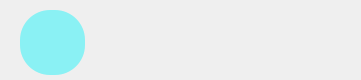
Old version of the form client_ui/frienditem.ui in the repository Polarbear-png732/ui-client.
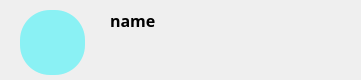
New version of the form. Icons and pictures are not drawn.

```diff
--- a/client_ui/frienditem.ui
+++ b/client_ui/frienditem.ui
@@ -41,12 +41,23 @@
     <rect>
      <x>110</x>
      <y>10</y>
-     <width>61</width>
-     <height>16</height>
+     <width>71</width>
+     <height>21</height>
     </rect>
    </property>
+   <property name="font">
+    <font>
+     <family>Ubuntu Light</family>
+     <pointsize>12</pointsize>
+     <weight>75</weight>
+     <bold>true</bold>
+    </font>
+   </property>
+   <property name="styleSheet">
+    <string notr="true"/>
+   </property>
    <property name="text">
-    <string/>
+    <string>name</string>
    </property>
   </widget>
   <widget class="QLabel" name="onoffLabel">
```
Left out of the diff: 3 changed lines with no effect on the pictures.
